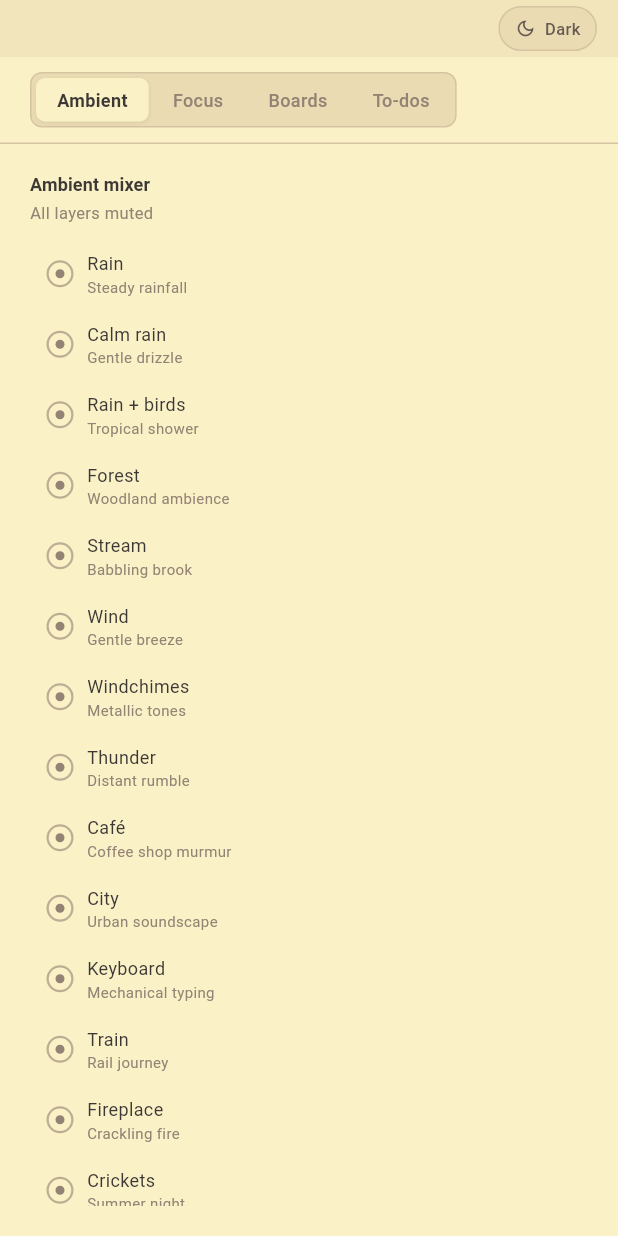
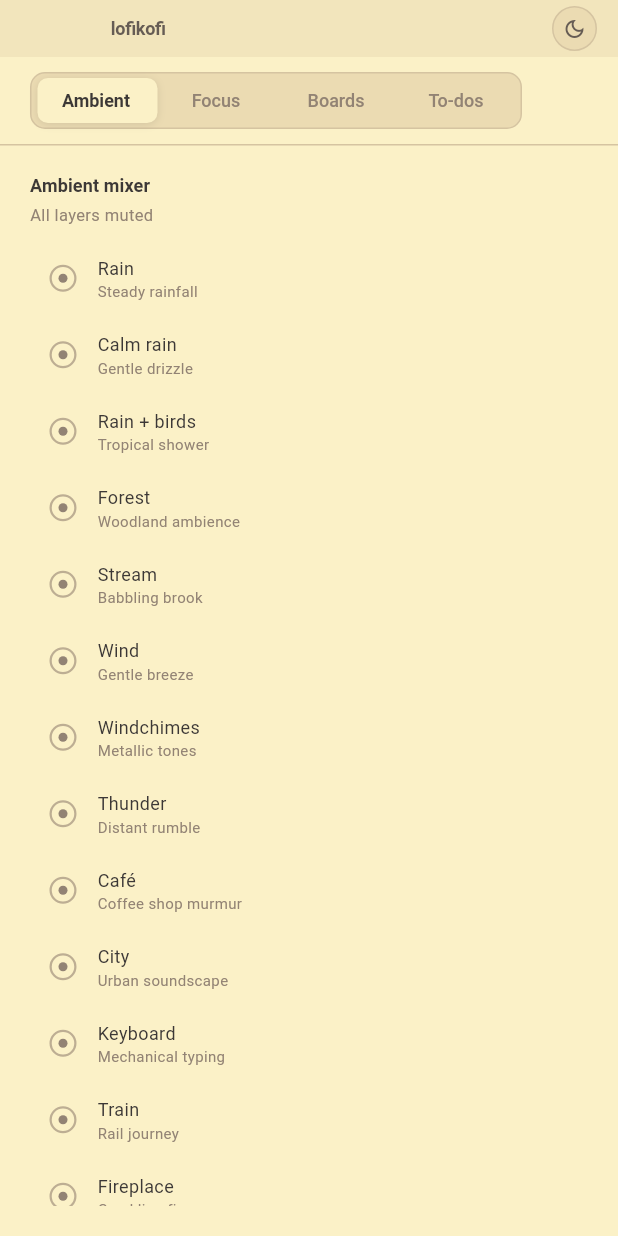
Before and after one commit to maskedsyntax/lofikofi, a Flutter app: the screen it shows after launch, on a phone screen of 412 x 824 dp. Run offline on Flutter 3.47's test engine with Material 3 defaults, Android fonts, the phone set to English and light mode, and no system bars; our stand-ins replace audioplayers, shared_preferences; Roboto replaces fonts that are missing (SF Pro Text).

Commit message:
feat: move theme toggle to titlebar and add animations

```diff
--- a/apps/desktop/lib/main.dart
+++ b/apps/desktop/lib/main.dart
@@ -85,14 +85,17 @@ class _AppShellState extends State<AppShell> {
 
           // Content
           Expanded(
-            child: IndexedStack(
-              index: _tabIndex,
-              children: [
+            child: AnimatedSwitcher(
+              duration: const Duration(milliseconds: 300),
+              child: KeyedSubtree(
+                key: ValueKey(_tabIndex),
+                child: [
                   SoundPanel(theme: t),
                   FocusPanel(theme: t),
                   BoardPanel(theme: t),
                   TodoPanel(theme: t),
-              ],
+                ][_tabIndex],
+              ),
             ),
           ),
         ],
@@ -120,6 +123,18 @@ class _Titlebar extends StatelessWidget {
       color: theme.bgAlt,
       child: Row(
         children: [
+          // On macOS, traffic lights take up about 70px if we extend content.
+          // For now, we just add the title.
+          const SizedBox(width: 60),
+          Text(
+            'lofikofi',
+            style: TextStyle(
+              fontSize: 12,
+              fontWeight: FontWeight.w700,
+              color: theme.textSecondary,
+              letterSpacing: -0.2,
+            ),
+          ),
           const Spacer(),
           _ThemeToggleButton(theme: theme, isDark: isDark, onTap: onToggleTheme),
         ],
@@ -143,8 +158,37 @@ class _ThemeToggleButton extends StatefulWidget {
   State<_ThemeToggleButton> createState() => _ThemeToggleButtonState();
 }
 
-class _ThemeToggleButtonState extends State<_ThemeToggleButton> {
+class _ThemeToggleButtonState extends State<_ThemeToggleButton> with SingleTickerProviderStateMixin {
   bool _hovered = false;
+  late AnimationController _controller;
+
+  @override
+  void initState() {
+    super.initState();
+    _controller = AnimationController(
+      duration: const Duration(milliseconds: 400),
+      vsync: this,
+    );
+    if (widget.isDark) _controller.value = 0.5;
+  }
+
+  @override
+  void didUpdateWidget(_ThemeToggleButton oldWidget) {
+    super.didUpdateWidget(oldWidget);
+    if (widget.isDark != oldWidget.isDark) {
+      if (widget.isDark) {
+        _controller.animateTo(0.5, curve: Curves.easeInOutBack);
+      } else {
+        _controller.animateTo(0.0, curve: Curves.easeInOutBack);
+      }
+    }
+  }
+
+  @override
+  void dispose() {
+    _controller.dispose();
+    super.dispose();
+  }
 
   @override
   Widget build(BuildContext context) {
@@ -155,31 +199,24 @@ class _ThemeToggleButtonState extends State<_ThemeToggleButton> {
       child: GestureDetector(
         onTap: widget.onTap,
         child: AnimatedContainer(
-          duration: const Duration(milliseconds: 100),
-          padding: const EdgeInsets.symmetric(horizontal: 10, vertical: 6),
+          duration: const Duration(milliseconds: 200),
+          padding: const EdgeInsets.all(6),
           decoration: BoxDecoration(
-            borderRadius: BorderRadius.circular(999),
+            shape: BoxShape.circle,
             border: Border.all(color: _hovered ? t.borderHeavy : t.border),
             color: _hovered ? t.surfaceHover : t.surface,
           ),
-          child: Row(
-            mainAxisSize: MainAxisSize.min,
-            children: [
-              Icon(
+          child: RotationTransition(
+            turns: _controller,
+            child: AnimatedSwitcher(
+              duration: const Duration(milliseconds: 200),
+              child: Icon(
                 widget.isDark ? Icons.wb_sunny_outlined : Icons.dark_mode_outlined,
-                size: 14,
-                color: _hovered ? t.text : t.textSecondary,
-              ),
-              const SizedBox(width: 6),
-              Text(
-                widget.isDark ? 'Light' : 'Dark',
-                style: TextStyle(
-                  fontSize: 11,
-                  fontWeight: FontWeight.w500,
+                key: ValueKey(widget.isDark),
+                size: 16,
                 color: _hovered ? t.text : t.textSecondary,
               ),
             ),
-            ],
           ),
         ),
       ),
@@ -213,15 +250,39 @@ class _NavBar extends StatelessWidget {
           Container(
             padding: const EdgeInsets.all(3),
             decoration: BoxDecoration(
-              borderRadius: BorderRadius.circular(8),
+              borderRadius: BorderRadius.circular(10),
               color: theme.surface,
               border: Border.all(color: theme.border),
             ),
-            child: Row(
+            child: Stack(
+              children: [
+                // Sliding indicator
+                AnimatedPositioned(
+                  duration: const Duration(milliseconds: 300),
+                  curve: Curves.easeInOutCubic,
+                  left: activeIndex * 82.0, // Approximate width of each item
+                  top: 0,
+                  bottom: 0,
+                  child: Container(
+                    width: 80,
+                    margin: const EdgeInsets.symmetric(horizontal: 1),
+                    decoration: BoxDecoration(
+                      borderRadius: BorderRadius.circular(7),
+                      color: theme.bg,
+                      boxShadow: [
+                        BoxShadow(
+                          color: Colors.black.withValues(alpha: 0.1),
+                          blurRadius: 4,
+                          offset: const Offset(0, 1),
+                        ),
+                      ],
+                    ),
+                  ),
+                ),
+                Row(
                   mainAxisSize: MainAxisSize.min,
                   children: [
-                for (var i = 0; i < tabs.length; i++) ...[
-                  if (i > 0) const SizedBox(width: 2),
+                    for (var i = 0; i < tabs.length; i++)
                       _SegItem(
                         label: tabs[i],
                         isActive: i == activeIndex,
@@ -229,6 +290,7 @@ class _NavBar extends StatelessWidget {
                         onTap: () => onTap(i),
                       ),
                   ],
+                ),
               ],
             ),
           ),
@@ -266,25 +328,24 @@ class _SegItemState extends State<_SegItem> {
       onExit: (_) => setState(() => _hovered = false),
       child: GestureDetector(
         onTap: widget.onTap,
-        child: AnimatedContainer(
-          duration: const Duration(milliseconds: 100),
-          padding: const EdgeInsets.symmetric(horizontal: 14, vertical: 6),
-          decoration: BoxDecoration(
-            borderRadius: BorderRadius.circular(6),
-            color: widget.isActive ? t.bg : Colors.transparent,
-            boxShadow: widget.isActive
-                ? [BoxShadow(color: Colors.black.withValues(alpha: 0.06), blurRadius: 2, offset: const Offset(0, 1))]
-                : null,
+        child: Container(
+          width: 80, // Fixed width for easier sliding indicator math
+          height: 30,
+          alignment: Alignment.center,
+          decoration: const BoxDecoration(
+            color: Colors.transparent,
           ),
-          child: Text(
-            widget.label,
+          child: AnimatedDefaultTextStyle(
+            duration: const Duration(milliseconds: 200),
             style: TextStyle(
               fontSize: 12,
               fontWeight: widget.isActive ? FontWeight.w600 : FontWeight.w500,
+              fontFamily: 'SF Pro Text',
               color: widget.isActive
                   ? t.text
                   : (_hovered ? t.textSecondary : t.textDim),
             ),
+            child: Text(widget.label),
           ),
         ),
       ),
--- a/apps/desktop/lib/panels/sound_panel.dart
+++ b/apps/desktop/lib/panels/sound_panel.dart
@@ -108,8 +108,24 @@ class _LayerRow extends StatefulWidget {
   State<_LayerRow> createState() => _LayerRowState();
 }
 
-class _LayerRowState extends State<_LayerRow> {
+class _LayerRowState extends State<_LayerRow> with SingleTickerProviderStateMixin {
   bool _hovered = false;
+  late AnimationController _pulseController;
+
+  @override
+  void initState() {
+    super.initState();
+    _pulseController = AnimationController(
+      vsync: this,
+      duration: const Duration(milliseconds: 1500),
+    )..repeat(reverse: true);
+  }
+
+  @override
+  void dispose() {
+    _pulseController.dispose();
+    super.dispose();
+  }
 
   GruvboxTheme get t => widget.theme;
   AmbientLayer get layer => widget.layer;
@@ -124,11 +140,11 @@ class _LayerRowState extends State<_LayerRow> {
       child: GestureDetector(
         onTap: widget.onToggle,
         child: AnimatedContainer(
-          duration: const Duration(milliseconds: 100),
+          duration: const Duration(milliseconds: 200),
           margin: const EdgeInsets.only(bottom: 2),
-          padding: const EdgeInsets.symmetric(horizontal: 10, vertical: 6),
+          padding: const EdgeInsets.symmetric(horizontal: 10, vertical: 8),
           decoration: BoxDecoration(
-            borderRadius: BorderRadius.circular(6),
+            borderRadius: BorderRadius.circular(8),
             color: isActive
                 ? t.accentSoft
                 : (_hovered ? t.surface : Colors.transparent),
@@ -139,6 +155,26 @@ class _LayerRowState extends State<_LayerRow> {
           child: Row(
             children: [
               // Chip indicator
+              SizedBox(
+                width: 22,
+                height: 22,
+                child: Stack(
+                  alignment: Alignment.center,
+                  children: [
+                    if (isActive)
+                      AnimatedBuilder(
+                        animation: _pulseController,
+                        builder: (context, child) {
+                          return Container(
+                            width: 14 + (8 * _pulseController.value),
+                            height: 14 + (8 * _pulseController.value),
+                            decoration: BoxDecoration(
+                              shape: BoxShape.circle,
+                              color: t.accent.withValues(alpha: 0.2 * (1 - _pulseController.value)),
+                            ),
+                          );
+                        },
+                      ),
                     Container(
                       width: 18,
                       height: 18,
@@ -150,9 +186,10 @@ class _LayerRowState extends State<_LayerRow> {
                         ),
                       ),
                       child: Center(
-                  child: Container(
-                    width: 6,
-                    height: 6,
+                        child: AnimatedContainer(
+                          duration: const Duration(milliseconds: 300),
+                          width: isActive ? 8 : 6,
+                          height: isActive ? 8 : 6,
                           decoration: BoxDecoration(
                             shape: BoxShape.circle,
                             color: isActive ? t.accent : t.textDim,
@@ -160,7 +197,10 @@ class _LayerRowState extends State<_LayerRow> {
                         ),
                       ),
                     ),
-              const SizedBox(width: 9),
+                  ],
+                ),
+              ),
+              const SizedBox(width: 12),
 
               // Labels
               Expanded(
@@ -171,7 +211,7 @@ class _LayerRowState extends State<_LayerRow> {
                       layer.label,
                       style: TextStyle(
                         fontSize: 12,
-                        fontWeight: FontWeight.w400,
+                        fontWeight: isActive ? FontWeight.w600 : FontWeight.w400,
                         color: isActive ? t.accent : t.text,
                       ),
                     ),
@@ -185,7 +225,10 @@ class _LayerRowState extends State<_LayerRow> {
 
               // Volume slider (only when active)
               if (isActive)
-                SizedBox(
+                AnimatedOpacity(
+                  duration: const Duration(milliseconds: 200),
+                  opacity: 1.0,
+                  child: SizedBox(
                     width: 80,
                     child: SliderTheme(
                       data: SliderThemeData(
@@ -203,6 +246,7 @@ class _LayerRowState extends State<_LayerRow> {
                       ),
                     ),
                   ),
+                ),
             ],
           ),
         ),
```
Lines whose indentation alone changed are shown as unchanged.
